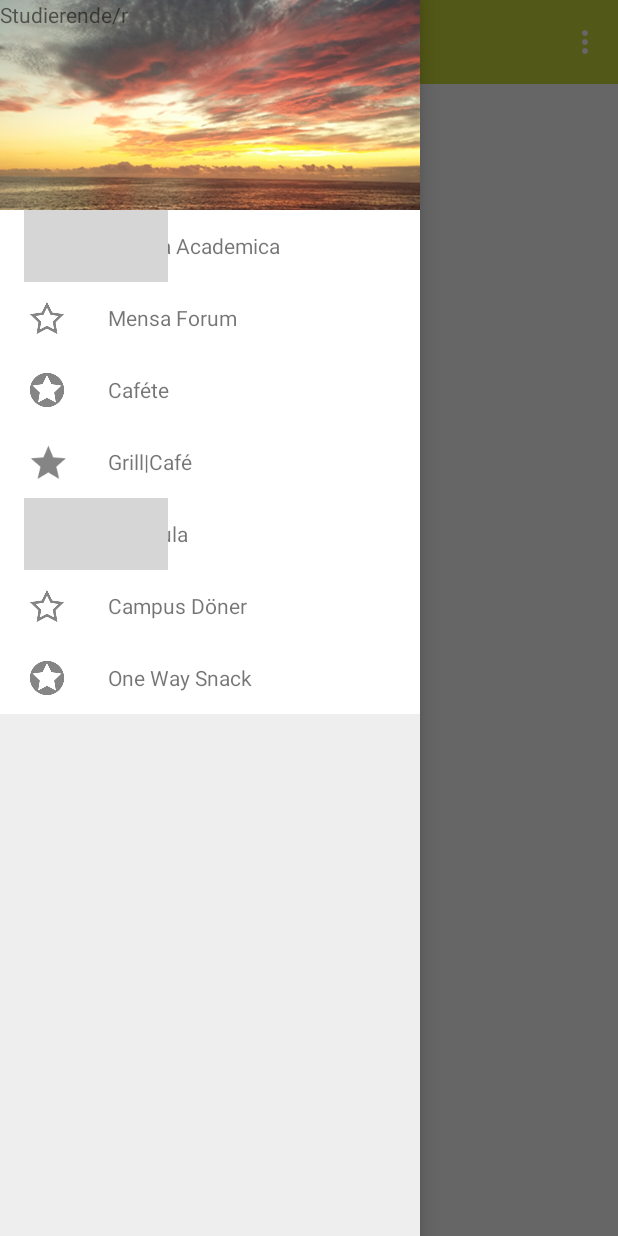
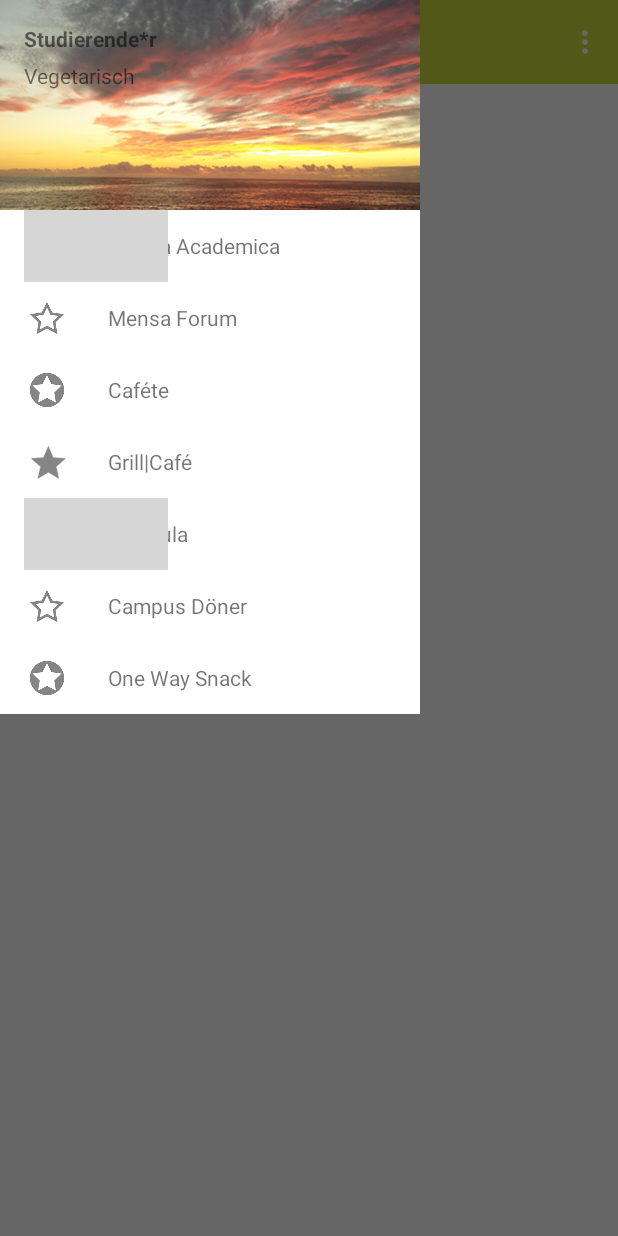
Before and after one commit to rohitshampur/MaterialMensa, an Android app: the screen it shows after launch (MainActivity), on a phone screen of 412 x 824 dp. Run offline under Robolectric (Android 15) with nearby library versions, the phone set to English and light mode, and no system bars; plain views replace DesignSpecFrameLayout; grey boxes are pictures that could not be loaded.

Commit message:
Working on RecyclerView for MainActivity.

```diff
--- a/app/src/main/java/prttstft/de/materialmensa/NavigationDrawerFragment.java
+++ b/app/src/main/java/prttstft/de/materialmensa/NavigationDrawerFragment.java
@@ -132,6 +132,5 @@ public class NavigationDrawerFragment extends android.support.v4.app.Fragment im
     @Override
     public void itemClicked(View view, int position) {
         startActivity(new Intent(getActivity(), MainActivity.class));
-
-    }
+   }
 }
--- a/app/src/main/java/prttstft/de/materialmensa/data_row_navdraw_adapter.java
+++ b/app/src/main/java/prttstft/de/materialmensa/data_row_navdraw_adapter.java
@@ -8,7 +8,6 @@ import android.view.View;
 import android.view.ViewGroup;
 import android.widget.ImageView;
 import android.widget.TextView;
-import android.widget.Toast;
 
 import java.util.Collections;
 import java.util.List;
@@ -37,7 +36,7 @@ public class data_row_navdraw_adapter extends RecyclerView.Adapter<data_row_navd
 
     @Override
     public MyViewHolder onCreateViewHolder(ViewGroup parent, int viewType) {
-        View view = infalter.inflate(R.layout.custom_row, parent, false);
+        View view = infalter.inflate(R.layout.navdraw_custom_row, parent, false);
         MyViewHolder holder = new MyViewHolder(view);
         return holder;
     }
--- a/app/src/main/res/layout/fragment_navigation_drawer.xml
+++ b/app/src/main/res/layout/fragment_navigation_drawer.xml
@@ -1,3 +1,4 @@
+<?xml version="1.0" encoding="utf-8"?>
 <!--  dspec to validate Material Design -->
 <!--<org.lucasr.dspec.DesignSpecFrameLayout
     xmlns:android="http://schemas.android.com/apk/res/android"
@@ -8,38 +9,52 @@
 <RelativeLayout
     xmlns:android="http://schemas.android.com/apk/res/android"
     xmlns:tools="http://schemas.android.com/tools"
+    tools:context="prttstft.de.materialmensa.NavigationDrawerFragment"
+    android:layout_height="178dp"
     android:layout_width="match_parent"
-    android:layout_height="match_parent"
-    android:background="#EEE"
-    tools:context="prttstft.de.materialmensa.NavigationDrawerFragment" >
+    android:orientation="vertical"
+    android:weightSum="1">
+
     <RelativeLayout
-        android:id="@+id/containerDrawerImage"
+        android:id="@+id/navDrawerHeader"
+        android:background="@drawable/ic_abstract"
+        android:orientation="vertical"
+        android:layout_alignParentLeft="true"
+        android:layout_alignParentRight="true"
         android:layout_width="match_parent"
-        android:layout_height="140dp"
-        android:background="@drawable/ic_abstract" >
+        android:layout_height="140dp" >
 
         <TextView
             android:id="@+id/navDrawerCategory"
             android:text="@string/navDrawerCategory"
-            android:layout_width="match_parent"
-            android:layout_height="match_parent" />
+            android:layout_marginTop="16dp"
+            android:layout_marginLeft="16dp"
+            android:textSize="14sp"
+            android:textStyle="bold"
+            android:layout_width="wrap_content"
+            android:layout_height="wrap_content" />
 
         <TextView
             android:id="@+id/navDrawerLifestyle"
             android:text="@string/navDrawerLifestyle"
             android:layout_below="@+id/navDrawerCategory"
-            android:layout_width="match_parent"
+            android:layout_marginLeft="16dp"
+            android:layout_marginTop="5dp"
+            android:layout_marginBottom="5dp"
+            android:textSize="14sp"
+            android:textStyle="normal"
+            android:layout_width="wrap_content"
             android:layout_height="wrap_content" />
+
 
     </RelativeLayout>
 
     <android.support.v7.widget.RecyclerView
         android:id="@+id/drawerList"
-        android:layout_below="@+id/containerDrawerImage"
+        android:layout_below="@+id/navDrawerHeader"
         android:layout_width="match_parent"
         android:layout_height="wrap_content"
-        android:background="#FFFFFF"
-        >
+        android:background="#FFFFFF" >
 
     </android.support.v7.widget.RecyclerView>
 
--- /dev/null
+++ b/app/src/main/res/layout/meal_custom_row.xml
@@ -0,0 +1,6 @@
+<?xml version="1.0" encoding="utf-8"?>
+<LinearLayout xmlns:android="http://schemas.android.com/apk/res/android"
+    android:orientation="vertical" android:layout_width="match_parent"
+    android:layout_height="match_parent">
+
+</LinearLayout>
--- a/app/src/main/res/layout/custom_row.xml
+++ b/app/src/main/res/layout/navdraw_custom_row.xml
@@ -26,5 +26,4 @@
         android:layout_gravity="center_vertical"
         android:text="Dummy Text"/>
 
-
 </RelativeLayout>
--- a/app/src/main/res/values/strings.xml
+++ b/app/src/main/res/values/strings.xml
@@ -3,7 +3,7 @@
 
     <string name="hello_world">Hello world!</string>
     <string name="action_settings">Settings</string>
-    <string name="navDrawerCategory">Studierende/r</string>
+    <string name="navDrawerCategory">Studierende*r</string>
     <string name="navDrawerLifestyle">Vegetarisch</string>
 
 <!-- TODO: Remove or change this placeholder text -->
```
Also changed, not shown: app/src/main/res/drawable-hdpi/ic_meal_picture_dummy.png (added), app/src/main/res/drawable-ldpi/ic_meal_picture_dummy.png (added), app/src/main/res/drawable-mdpi/ic_meal_picture_dummy.png (added), app/src/main/res/drawable-xhdpi/ic_meal_picture_dummy.png (added), app/src/main/res/drawable-xxhdpi/ic_meal_picture_dummy.png (added).
